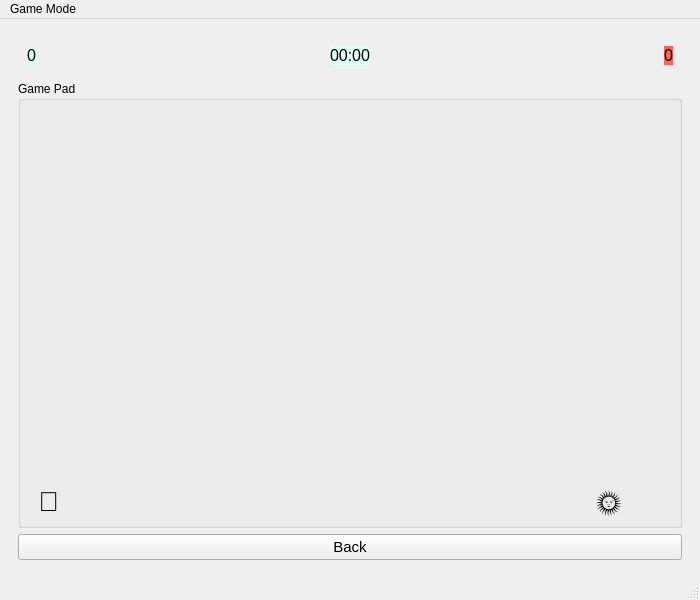
Before: the Qt Designer form mainwindow.ui in zubair-appdev/ClientApp, drawn with Qt 5.
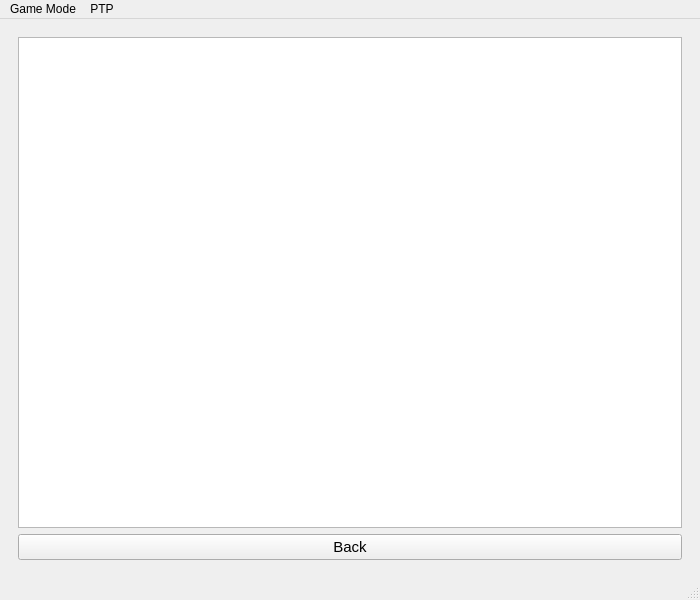
After: the same form once the commit is applied.

```diff
--- a/mainwindow.ui
+++ b/mainwindow.ui
@@ -27,7 +27,7 @@
        <string notr="true"/>
       </property>
       <property name="currentIndex">
-       <number>1</number>
+       <number>2</number>
       </property>
       <widget class="QWidget" name="page_main">
        <layout class="QGridLayout" name="gridLayout">
@@ -381,6 +381,32 @@
         </item>
        </layout>
       </widget>
+      <widget class="QWidget" name="page_ptp">
+       <layout class="QGridLayout" name="gridLayout_4">
+        <item row="1" column="0">
+         <widget class="QPushButton" name="pushButton_back_ptp">
+          <property name="font">
+           <font>
+            <pointsize>11</pointsize>
+           </font>
+          </property>
+          <property name="text">
+           <string>Back</string>
+          </property>
+         </widget>
+        </item>
+        <item row="0" column="0">
+         <widget class="QPlainTextEdit" name="plainTextEdit_ptp">
+          <property name="font">
+           <font>
+            <family>Nirmala UI Semilight</family>
+            <pointsize>12</pointsize>
+           </font>
+          </property>
+         </widget>
+        </item>
+       </layout>
+      </widget>
      </widget>
     </item>
    </layout>
@@ -401,7 +427,14 @@
     <addaction name="actionPlay_Game"/>
     <addaction name="actionSync_720p"/>
    </widget>
+   <widget class="QMenu" name="menuPTP">
+    <property name="title">
+     <string>PTP</string>
+    </property>
+    <addaction name="actionPtp_page"/>
+   </widget>
    <addaction name="menuGame_Mode"/>
+   <addaction name="menuPTP"/>
   </widget>
   <widget class="QStatusBar" name="statusbar"/>
   <action name="actionPlay_Game">
```
Left out of the diff: 5 changed lines with no effect on the pictures.
